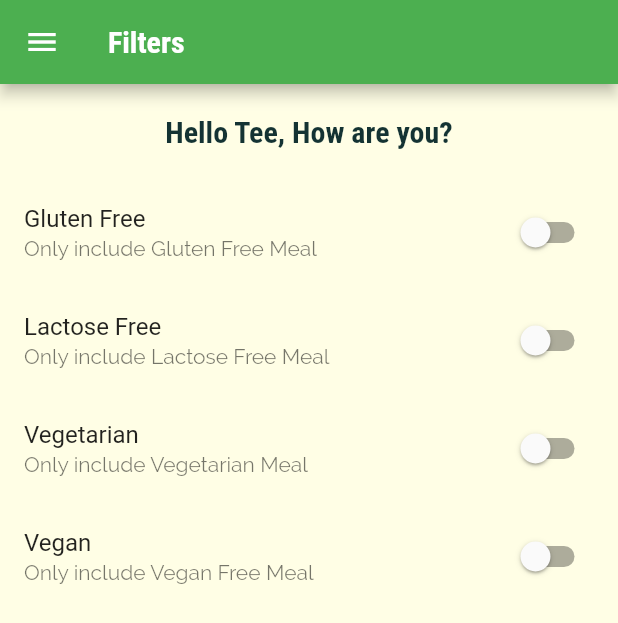
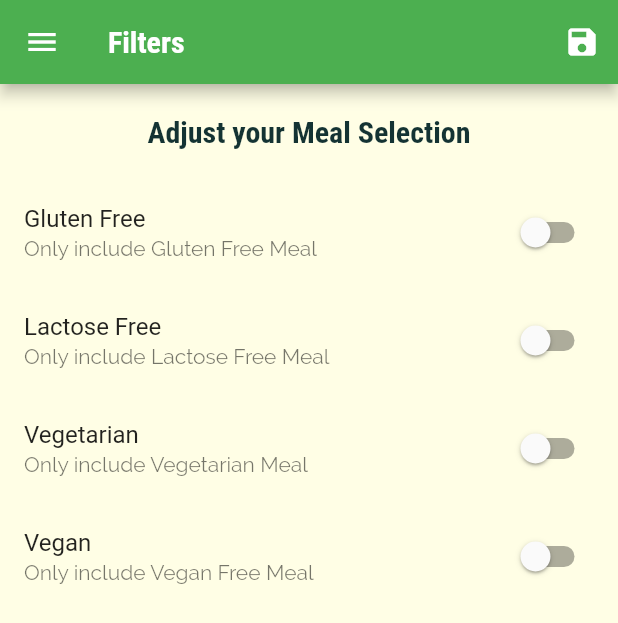
Before and after one commit to Tolulope05/tolu_meal, a Flutter app: the FiltersScreen screen opened by its route, on a phone screen of 412 x 824 dp. Shown: the top 623 px of the screen. Run offline on Flutter 3.47's test engine with Material 2 defaults, Android fonts, the phone set to English and light mode, and no system bars.

Commit message:
Adding filter logic

```diff
--- a/lib/main.dart
+++ b/lib/main.dart
@@ -1,15 +1,54 @@
 import 'package:flutter/material.dart';
+import 'package:tolu_meal/dummy_data.dart';
 
 import './screens/tabs_screen.dart';
 import './screens/category_meals_screen.dart';
-import './screens/categories_screen.dart';
 import './screens/meal_detail_screen.dart';
 import './screens/filters_screen.dart';
+import './dummy_data.dart';
+import './models/meal.dart';
 
 void main() => runApp(const MyApp());
 
-class MyApp extends StatelessWidget {
+class MyApp extends StatefulWidget {
   const MyApp({Key? key}) : super(key: key);
+
+  @override
+  State<MyApp> createState() => _MyAppState();
+}
+
+class _MyAppState extends State<MyApp> {
+  Map<String, bool> _filters = {
+    'gluten': false,
+    'lactose': false,
+    'vegan': false,
+    'vegetarian': false
+  };
+
+  List<Meal> _availableMeals = DUMMY_MEALS;
+
+  void _setFilters(Map<String, bool> filterData) {
+    setState(() {
+      _filters = filterData;
+
+      _availableMeals = DUMMY_MEALS.where((meal) {
+        if ((_filters['gluten'] ?? false) && !meal.isGlutenFree) {
+          return false;
+        }
+        if ((_filters['lactose'] ?? false) && !meal.isLactoseFree) {
+          return false;
+        }
+        if ((_filters['vegan'] ?? false) && !meal.isVegan) {
+          return false;
+        }
+        if ((_filters['vegetarian'] ?? false) && !meal.isVegetarian) {
+          return false;
+        }
+        return true;
+      }).toList();
+    });
+  }
+
   @override
   Widget build(BuildContext context) {
     return MaterialApp(
@@ -41,9 +80,10 @@ class MyApp extends StatelessWidget {
       routes: {
         // '/': (ctx) => const CategoriesScreen(),
         '/': (ctx) => const TabsScreen(),
-        CategoryMealsScreen.routeName: (ctx) => const CategoryMealsScreen(),
-        MealDetailScreen.routeName: (ctx) => const MealDetailScreen(),
-        FiltersScreen.routeName: (ctx) => const FiltersScreen(),
+        CategoryMealsScreen.routeName: (ctx) =>
+            CategoryMealsScreen(_availableMeals),
+        MealDetailScreen.routeName: (ctx) => MealDetailScreen(),
+        FiltersScreen.routeName: (ctx) => FiltersScreen(_filters, _setFilters),
       },
       // onGenerateRoute: (settings) {
       //   print(settings.arguments);
--- a/lib/screens/category_meals_screen.dart
+++ b/lib/screens/category_meals_screen.dart
@@ -1,13 +1,14 @@
 import 'package:flutter/material.dart';
 import '../widgets/meal_item.dart';
 
-import '../dummy_data.dart';
 import '../models/meal.dart';
 
 class CategoryMealsScreen extends StatefulWidget {
   static const routeName = '/category-meals';
 
-  const CategoryMealsScreen({Key? key}) : super(key: key);
+  final List<Meal> availableMeals;
+
+  CategoryMealsScreen(this.availableMeals);
 
   @override
   State<CategoryMealsScreen> createState() => _CategoryMealsScreenState();
@@ -30,7 +31,7 @@ class _CategoryMealsScreenState extends State<CategoryMealsScreen> {
           ModalRoute.of(context)!.settings.arguments as Map<String, String>;
       categoryTitle = routeArgs['title'] as String;
       final categoryId = routeArgs['id'] as String;
-      displayedMeals = DUMMY_MEALS.where((meal) {
+      displayedMeals = widget.availableMeals.where((meal) {
         return meal.categories.contains(categoryId);
       }).toList();
       _loadedInitData = true;
--- a/lib/screens/filters_screen.dart
+++ b/lib/screens/filters_screen.dart
@@ -5,7 +5,10 @@ import '../widgets/main_drawer.dart';
 class FiltersScreen extends StatefulWidget {
   static const routeName = '/filters';
 
-  const FiltersScreen({Key? key}) : super(key: key);
+  final Function saveFilters;
+  final Map<String, bool> currentFilters;
+
+  FiltersScreen(this.currentFilters, this.saveFilters);
 
   @override
   State<FiltersScreen> createState() => _FiltersScreenState();
@@ -18,10 +21,34 @@ class _FiltersScreenState extends State<FiltersScreen> {
   bool _lactoseFree = false;
 
   @override
+  void initState() {
+    _glutenFree = (widget.currentFilters['gluten'])!;
+    _vegetarian = (widget.currentFilters['vegetarian'])!;
+    _vegan = (widget.currentFilters['vegan'])!;
+    _lactoseFree = (widget.currentFilters['lactose'])!;
+    // TODO: implement initState
+    super.initState();
+  }
+
+  @override
   Widget build(BuildContext context) {
     return Scaffold(
       appBar: AppBar(
         title: Text('Filters'),
+        actions: [
+          IconButton(
+            icon: Icon(Icons.save),
+            onPressed: () {
+              final selectedFilters = {
+                'gluten': _glutenFree,
+                'lactose': _lactoseFree,
+                'vegan': _vegan,
+                'vegetarian': _vegetarian,
+              };
+              widget.saveFilters(selectedFilters);
+            },
+          )
+        ],
       ),
       drawer: MainDrawer(),
       body: Column(
@@ -29,7 +56,7 @@ class _FiltersScreenState extends State<FiltersScreen> {
           Container(
             padding: EdgeInsets.all(20),
             child: Text(
-              'Hello Tee, How are you?',
+              'Adjust your Meal Selection',
               style: Theme.of(context).textTheme.headline6,
             ),
           ),
```
